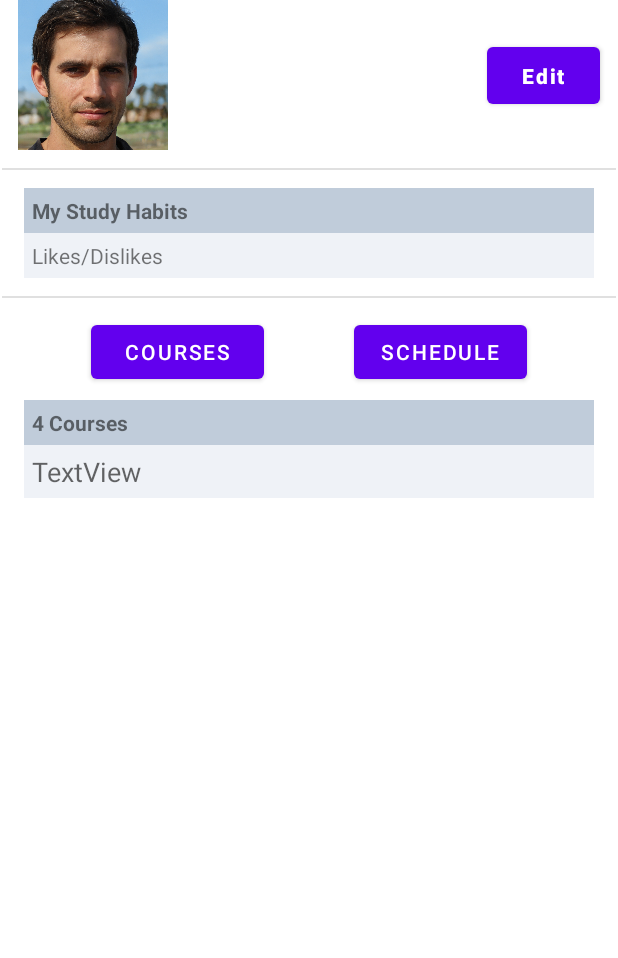
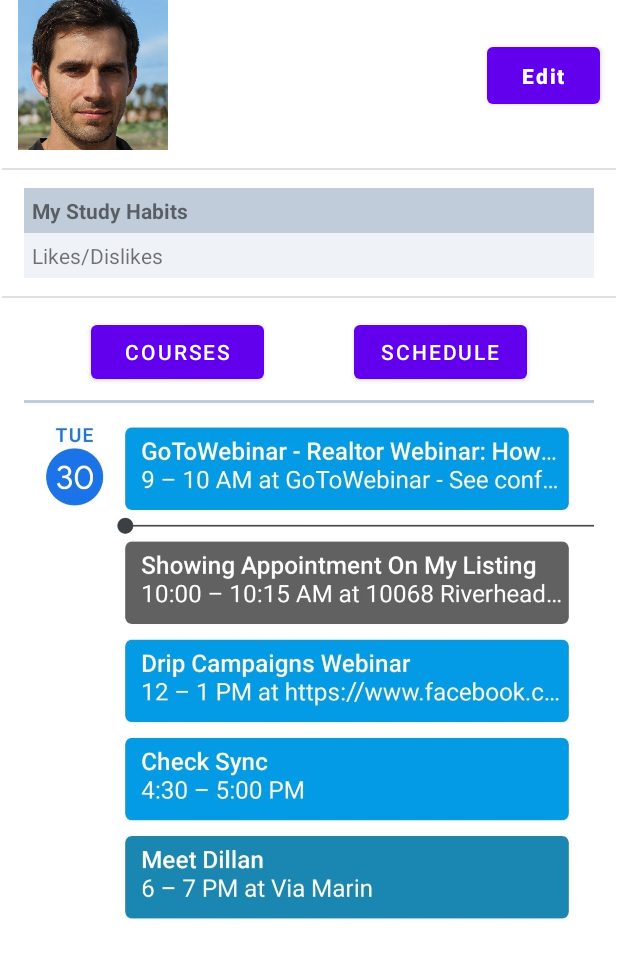
Before and after one commit to boswaldumn/csci5115-gopherbuddies, an Android app: the layout fragment_myprofile.xml on its own in the app's theme, with its tools: preview values and no code run, on a phone screen of 412 x 824 dp. Shown: the top 958 px of the screen. Run offline under Robolectric (Android 15) with nearby library versions, the phone set to English and light mode, and no system bars.

Commit message:
Added functionality to switch between courses/schedule on user profile page.

```diff
--- a/app/src/main/res/layout/fragment_myprofile.xml
+++ b/app/src/main/res/layout/fragment_myprofile.xml
@@ -124,7 +124,7 @@
             app:layout_constraintTop_toBottomOf="@+id/textView" />
 
         <Button
-            android:id="@+id/courseHeader"
+            android:id="@+id/buttonCourses"
             android:layout_width="115dp"
             android:layout_height="wrap_content"
             android:layout_marginTop="12dp"
@@ -142,11 +142,11 @@
             android:text="Schedule"
             app:layout_constraintEnd_toEndOf="parent"
             app:layout_constraintHorizontal_bias="0.5"
-            app:layout_constraintStart_toEndOf="@+id/courseHeader"
+            app:layout_constraintStart_toEndOf="@+id/buttonCourses"
             app:layout_constraintTop_toBottomOf="@+id/divider2" />
 
         <TextView
-            android:id="@+id/userCoursesNumber"
+            android:id="@+id/profile_courses_header"
             android:layout_width="0dp"
             android:layout_height="wrap_content"
             android:layout_marginStart="16dp"
@@ -158,7 +158,7 @@
             android:textStyle="bold"
             app:layout_constraintEnd_toEndOf="parent"
             app:layout_constraintStart_toStartOf="parent"
-            app:layout_constraintTop_toBottomOf="@+id/courseHeader" />
+            app:layout_constraintTop_toBottomOf="@+id/buttonCourses" />
 
         <TextView
             android:id="@+id/courses_list"
@@ -172,7 +172,19 @@
             android:textAppearance="@style/TextAppearance.AppCompat.Medium"
             app:layout_constraintEnd_toEndOf="parent"
             app:layout_constraintStart_toStartOf="parent"
-            app:layout_constraintTop_toBottomOf="@+id/userCoursesNumber" />
+            app:layout_constraintTop_toBottomOf="@+id/profile_courses_header" />
+
+        <ImageView
+            android:id="@+id/profileSchedule"
+            android:layout_width="0dp"
+            android:layout_height="380dp"
+            android:layout_marginStart="16dp"
+            android:layout_marginEnd="16dp"
+            app:layout_constraintEnd_toEndOf="parent"
+            app:layout_constraintHorizontal_bias="0.0"
+            app:layout_constraintStart_toStartOf="parent"
+            app:layout_constraintTop_toBottomOf="@+id/button_schedule"
+            app:srcCompat="@drawable/my_profile_schedule" />
 
     </androidx.constraintlayout.widget.ConstraintLayout>
 
```
Also changed, not shown: app/src/main/java/com/example/gopherbuddyapp/ui/myprofile/MyProfileFragment.java (+20 -5 lines), app/src/main/res/drawable/my_profile_schedule.jpg (added).
